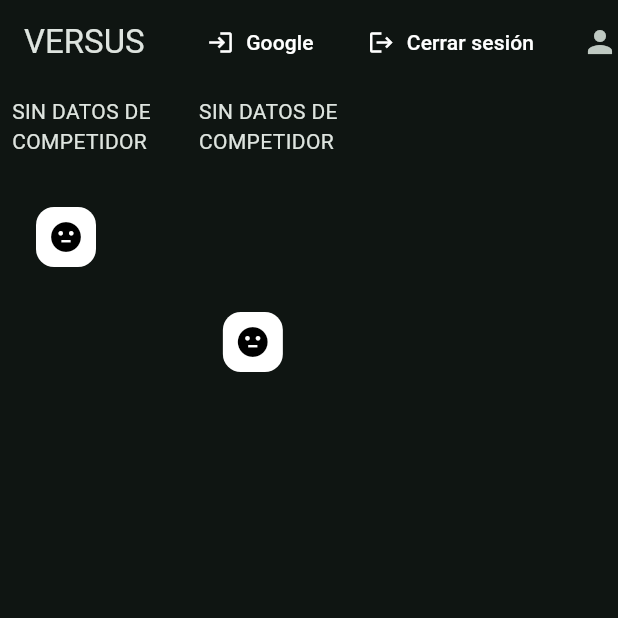
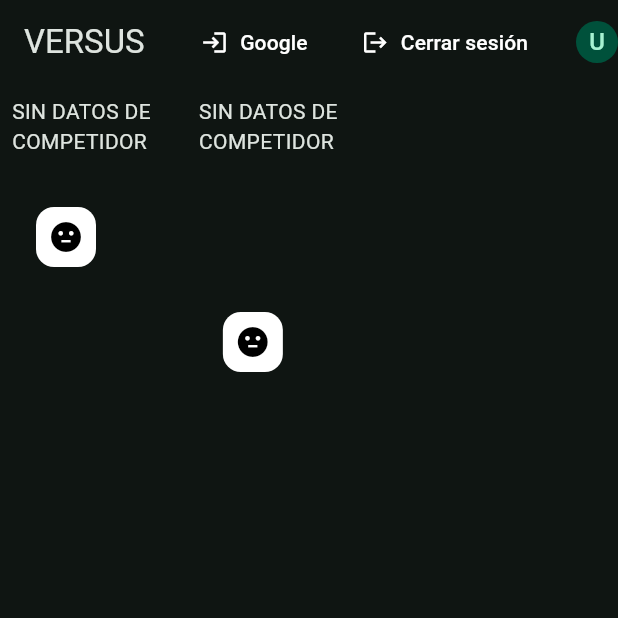
Before and after one commit to jahurtadod/app-weight, a Flutter app: the screen it shows once a user with an empty profile is signed in, on a phone screen of 412 x 824 dp, the top half of it. Run offline on Flutter 3.47's test engine with Material 3 defaults, Android fonts, the phone set to English and light mode, and no system bars; our stand-ins replace cloud_firestore, firebase_auth, firebase_core, flutter_riverpod, go_router, riverpod_annotation; accounts and stored records are empty; generated files the repository leaves out were written again; network calls fail.

Commit message:
feat: Avatar profile photo

```diff
--- a/lib/user/data/datasource/user_datasource_impl.dart
+++ b/lib/user/data/datasource/user_datasource_impl.dart
@@ -26,7 +26,7 @@ class UserDatasourceImpl extends UserDatasource {
     final uid = fbUser.uid;
     final docRef = _firestore.collection('users').doc(uid);
     final snap = await docRef.get();
-
+    final fbPhoto = fbUser.photoURL ?? '';
     if (!snap.exists) {
       // Primer login: Crea perfil base en la coleccion 'users'
       final model = UserModel(
@@ -36,12 +36,16 @@ class UserDatasourceImpl extends UserDatasource {
         email: fbUser.email ?? '',
         phoneNumber: fbUser.phoneNumber ?? '',
         role: ROL.user,
-        avatarUrl: fbUser.photoURL ?? '',
+        avatarUrl: fbPhoto,
       );
       await docRef.set(model.toJson());
       return model;
     }
     final data = snap.data()!;
+    // (Opcional) si el doc no tiene avatarUrl aún, lo actualizas una sola vez:
+    if ((data['avatarUrl'] ?? '').toString().isEmpty && fbPhoto.isNotEmpty) {
+      await docRef.update({'avatarUrl': fbPhoto});
+    }
     return UserModel.fromJson({"id": uid, ...data});
   }
 
--- a/lib/user/presentation/providers/user_provider.dart
+++ b/lib/user/presentation/providers/user_provider.dart
@@ -78,5 +78,12 @@ AsyncValue<String> currentUserFullName(Ref ref) {
   });
 }
 
+@riverpod
+AsyncValue<String> currentUserAvatarUrl(Ref ref) {
+  final asyncUser = ref.watch(currentUserProvider);
+  return asyncUser.whenData((u) => (u?.avatarUrl ?? '').trim());
+}
+
+
 // TODO Metodo del metodo de autentificacion
 // LLAMAR AL REPOR E IMPLEMENTAR LA AUTENTICACION CON RIVERPOOD
--- a/lib/user/presentation/widgets/icon_auth.dart
+++ b/lib/user/presentation/widgets/icon_auth.dart
@@ -1,4 +1,5 @@
 import 'package:app_weight/user/presentation/providers/user_provider.dart';
+import 'package:app_weight/user/presentation/widgets/icon_avatar.dart';
 import 'package:flutter/material.dart';
 import 'package:flutter_riverpod/flutter_riverpod.dart';
 
@@ -55,8 +56,7 @@ class IconAuth extends ConsumerWidget {
         ),
 
         const SizedBox(width: 16),
-        Icon(Icons.person),
-        // Estado simple (opcional)
+        IconAvatar(size: 28), // Icono de la persona
         fullNameAsync.when(
           data: (fullName) => Text(
             fullName,
--- /dev/null
+++ b/lib/user/presentation/widgets/icon_avatar.dart
@@ -0,0 +1,38 @@
+import 'package:app_weight/user/presentation/providers/user_provider.dart';
+import 'package:flutter/material.dart';
+import 'package:flutter_riverpod/flutter_riverpod.dart';
+
+class IconAvatar extends ConsumerWidget {
+  final double size;
+  final String? fallbackText;
+
+  const IconAvatar({this.size = 28, this.fallbackText, super.key});
+
+  @override
+  Widget build(BuildContext contextm, WidgetRef ref) {
+    final avatarAsync = ref.watch(currentUserAvatarUrlProvider);
+
+    return avatarAsync.when(
+      data: (url) {
+        if (url.isNotEmpty) {
+          return CircleAvatar(
+            radius: size / 2,
+            backgroundImage: NetworkImage(url),
+            backgroundColor: Colors.transparent,
+            onBackgroundImageError: (_, __) {},
+          );
+        }
+        // Fallback: icono o iniciales
+        final text = (fallbackText ?? 'U').substring(0, 1).toUpperCase();
+        return CircleAvatar(radius: size / 2, child: Text(text));
+      },
+      error: (_, __) =>
+          CircleAvatar(radius: size / 2, child: const Icon(Icons.person)),
+      loading: () => SizedBox(
+        width: size,
+        height: size,
+        child: const CircularProgressIndicator(strokeWidth: 2),
+      ),
+    );
+  }
+}
```
Also changed, not shown: lib/user/presentation/providers/user_provider.g.dart.
